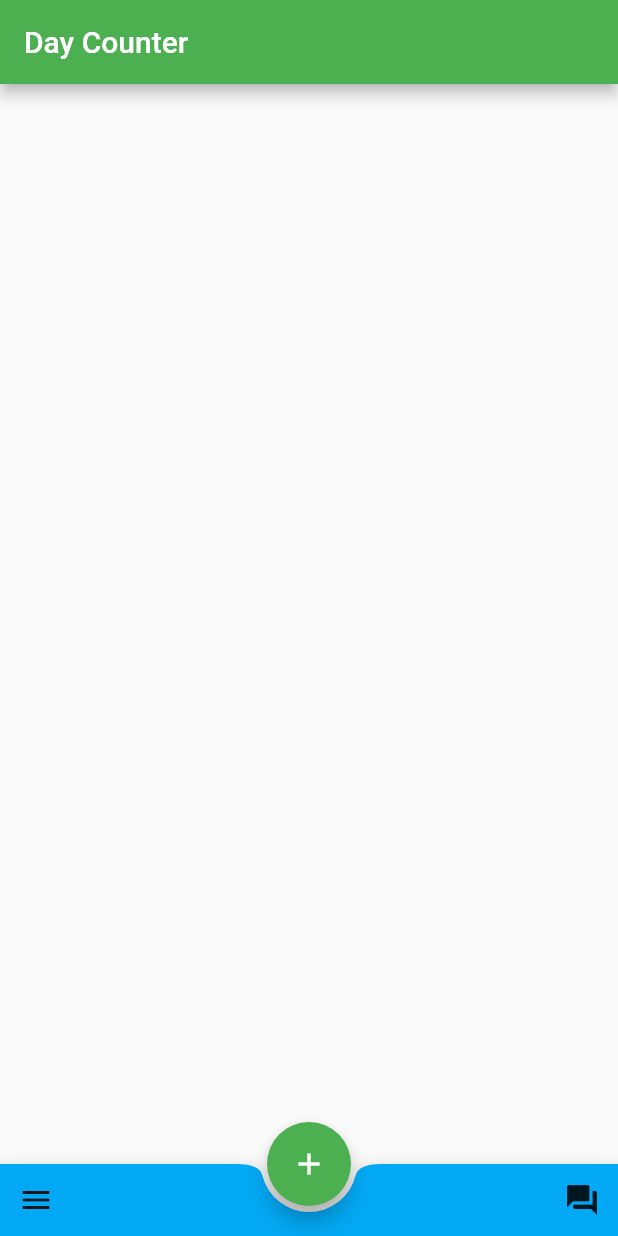
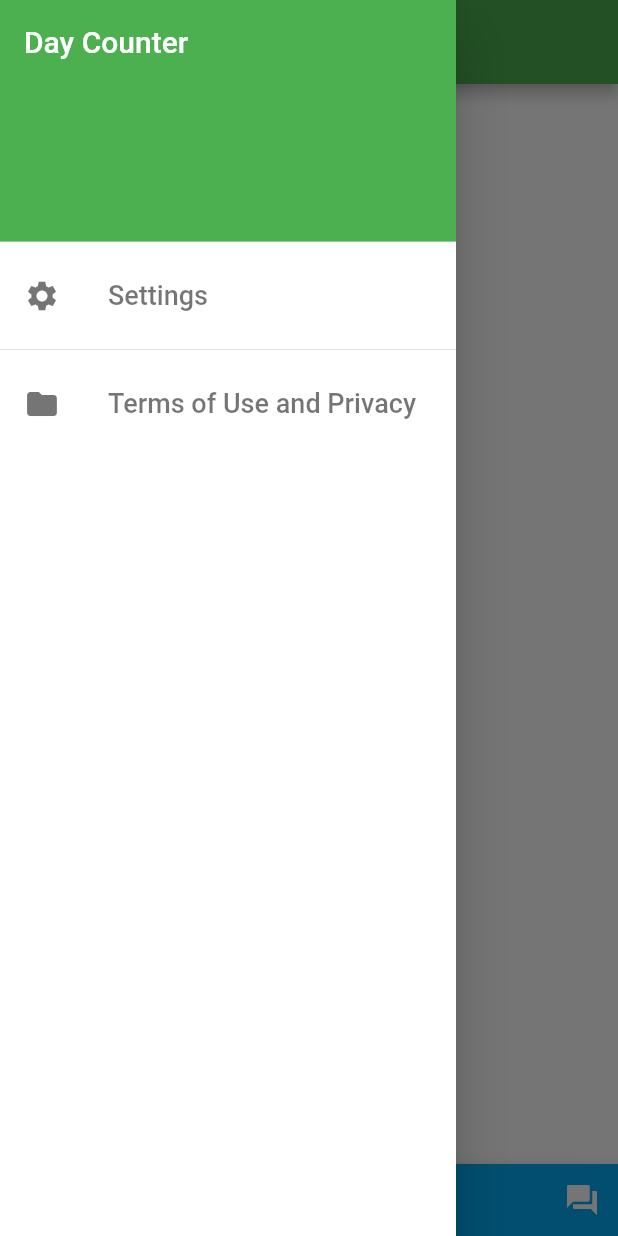
Before and after one commit to jorge-menjivar/day_counter, a Flutter app: the screen it shows after launch, after a tap on the "menu" icon, on a phone screen of 412 x 824 dp. Run offline on Flutter 3.47's test engine with Material 2 defaults, Android fonts, the phone set to English and light mode, and no system bars; our stand-ins replace fluttertoast, sqflite; accounts and stored records are empty.

Commit message:
Added drawer and swipe to delete

```diff
--- a/lib/edit_screen.dart
+++ b/lib/edit_screen.dart
@@ -171,7 +171,7 @@ class EditState extends State<EditScreen> {
                     }
                   }
                 ),
-                new FlatButton(
+                new OutlineButton(
                   child: new Text("DELETE"),
                   onPressed: _deleteCounter,
                 )
--- a/lib/main.dart
+++ b/lib/main.dart
@@ -23,6 +23,7 @@ class MyApp extends StatelessWidget {
       title: 'Day Counter',
       theme: new ThemeData(
         primarySwatch: Colors.green,
+        canvasColor: Colors.white,
       ),
       home: new HomeScreen(),
     );
@@ -37,15 +38,26 @@ class HomeScreen extends StatefulWidget {
 
 class HomeScreenState extends State<HomeScreen> with WidgetsBindingObserver{
   HomeScreenState();
-
   var queryResult;
   Database db;
   CounterDatabase counterDatabase = new CounterDatabase();
 
-  final _biggerFont = const TextStyle(fontSize: 18.0);
+  final _biggerFont = const TextStyle(
+    fontSize: 24.0,
+    color: Colors.black54
+  );
+  final _drawerFont = const TextStyle(
+    fontSize: 18.0,
+    color: Colors.black54
+    );
   final _valueStyle = const TextStyle(
-    fontSize: 24.0,
-    color: Colors.green);
+    fontSize: 30.0,
+    color: Colors.green,
+  );
+
+  int tileCount = 0;
+
+  final GlobalKey<ScaffoldState> _scaffoldKey = new GlobalKey<ScaffoldState>();
 
   @override
   void initState(){
@@ -64,6 +76,7 @@ class HomeScreenState extends State<HomeScreen> with WidgetsBindingObserver{
     counterDatabase.getDb().then((res) async{
       db = res;
       queryResult = await counterDatabase.getQuery(db);
+      tileCount = (queryResult.length * 2) + 1;
       this.setState(() => queryResult);
     });
   }
@@ -74,6 +87,7 @@ class HomeScreenState extends State<HomeScreen> with WidgetsBindingObserver{
       (context) => AddCounterScreen())
     ).then((v) async {
       queryResult = await counterDatabase.getQuery(db);
+      tileCount = (queryResult.length * 2) + 1;
       this.setState(() => queryResult);
     });
   }
@@ -84,6 +98,27 @@ class HomeScreenState extends State<HomeScreen> with WidgetsBindingObserver{
       (context) => EditScreen(name: name, value: value, last: last))
     ).then((v) async {
       queryResult = await counterDatabase.getQuery(db);
+      tileCount = (queryResult.length * 2) + 1;
+      this.setState(() => queryResult);
+    });
+  }
+
+  // Delete this counter from the database
+  void _deleteCounter(String name) async{
+    counterDatabase.deleteCounter(db, name).then((v) async {
+
+      Fluttertoast.showToast(
+        msg: "$name deleted!",
+        toastLength: Toast.LENGTH_SHORT,
+        gravity: ToastGravity.TOP,
+        timeInSecForIos: 2,
+        bgcolor: "#e74c3c",
+        textcolor: '#ffffff'
+      );
+
+      // Update Screen
+      queryResult = await counterDatabase.getQuery(db);
+      tileCount = (queryResult.length * 2) + 1;
       this.setState(() => queryResult);
     });
   }
@@ -136,10 +171,13 @@ class HomeScreenState extends State<HomeScreen> with WidgetsBindingObserver{
   @override
   Widget build(BuildContext context) {
     return Scaffold(
+      key: _scaffoldKey,
       appBar: new AppBar(
-        title: new Text("Day Counter"),
+        automaticallyImplyLeading: false,
+        title: new Text("Day Counter", textAlign: TextAlign.center,),
         elevation: 4.0,
       ),
+      backgroundColor: Colors.white.withOpacity(.97),
       bottomNavigationBar: BottomAppBar(
         color: Colors.lightBlue,
         shape: new CircularNotchedRectangle(),
@@ -148,8 +186,20 @@ class HomeScreenState extends State<HomeScreen> with WidgetsBindingObserver{
           mainAxisSize: MainAxisSize.max,
           mainAxisAlignment: MainAxisAlignment.spaceBetween,
           children: <Widget>[
-            IconButton(icon: Icon(Icons.menu), onPressed: () {},),
-            IconButton(icon: Icon(Icons.forum), onPressed:() {}),
+            IconButton(
+              icon: Icon(Icons.menu),
+              color: Colors.white,
+              highlightColor: Colors.green,
+              onPressed: () {
+                _scaffoldKey.currentState.openDrawer();
+              },
+            ),
+            IconButton(
+              icon: Icon(Icons.forum),
+              color: Colors.white,
+              highlightColor: Colors.green,
+              onPressed:() {}
+              ),
           ],
         ),
       ),
@@ -159,15 +209,69 @@ class HomeScreenState extends State<HomeScreen> with WidgetsBindingObserver{
         child: new Icon(Icons.add),
         onPressed: _addCounter,
       ),
+      drawer: new Drawer(
+        child: ListView(
+          // Important: Remove any padding from the ListView.
+          padding: EdgeInsets.zero,
+          children: <Widget>[
+            new Container(
+              child: DrawerHeader(
+                child: Text(
+                  'Day Counter',
+                  textAlign: TextAlign.left,
+                  style: TextStyle(
+                    fontSize: 20,
+                    color: Colors.white
+                  ),
+                ),
+                decoration: BoxDecoration(
+                  color: Colors.green
+                ),
+              ),
+            ),
+            new Container(
+              child: new Column(
+                children: <Widget>[
+                  ListTile(
+                    leading: new Icon(
+                      Icons.settings,
+                      color: Colors.black54,
+                    ),
+                    title: Text(
+                      'Settings',
+                      textAlign: TextAlign.left,
+                      style: _drawerFont,
+                    ),
+                    // TODO go to settings
+                    //onTap: () => Navigator.pop(context);,
+                  ),
+                  Divider(),
+                  ListTile(
+                    leading: new Icon(
+                      Icons.folder,
+                      color: Colors.black54,
+                    ),
+                    title: Text(
+                      'Terms of Use and Privacy',
+                      textAlign: TextAlign.left,
+                      style: _drawerFont,
+                    ),
+                    // TODO go to settings
+                    //onTap: () => Navigator.pop(context);,
+                  ),
+                ]
+              ),
+            ),
+          ],
+        ),
+      ),
       body: _buildCounterTitles(),
     );
   }
 
   Widget _buildCounterTitles() {
     return ListView.builder(
-      itemCount: (queryResult.length * 2) + 1,
-      padding: const EdgeInsets.all(16.0),
-
+      itemCount: tileCount,
       // For even rows, the function adds a ListTile row for the word pairing.
       // For odd rows, the function adds a Divider widget to visually
       itemBuilder: (context, i){
@@ -183,7 +287,35 @@ class HomeScreenState extends State<HomeScreen> with WidgetsBindingObserver{
   }
 
   Widget _buildRow(String name, String value, String last) {
-    return ListTile(
+    // Dismiossable so we can swipe it left to delete
+    return Dismissible(
+      // Icon 'delete' and red background
+      background: Container(
+        padding: EdgeInsets.all(16.0),
+        color: Colors.redAccent,
+        child: Icon(
+          Icons.delete,
+          color: Colors.white,
+        ),
+        alignment: Alignment.centerRight,
+      ),
+      // Each Dismissible must contain a Key. Keys allow Flutter to
+      // uniquely identify Widgets.
+      key: Key(name),
+      direction: DismissDirection.endToStart,
+      // We also need to provide a function that will tell our app
+      // what to do after an item has been swiped away.
+      onDismissed: (direction) {
+        // Remove the item from our data source.
+        _deleteCounter(name);
+
+        // Show a snackbar! This snackbar could also contain "Undo" actions.
+        Scaffold
+            .of(context)
+            .showSnackBar(SnackBar(content: Text("$name deleted")));
+      },
+      child: ListTile(
+        contentPadding: const EdgeInsets.all(12.0),
         title: Text(
           name,
           textAlign: TextAlign.left,
@@ -200,6 +332,7 @@ class HomeScreenState extends State<HomeScreen> with WidgetsBindingObserver{
         },
         // Try to add days to this counter
         onTap: () => _incrementCounter(name, value, last)
+      ),
     );
   }
 }
```
Lines whose indentation alone changed are shown as unchanged.
